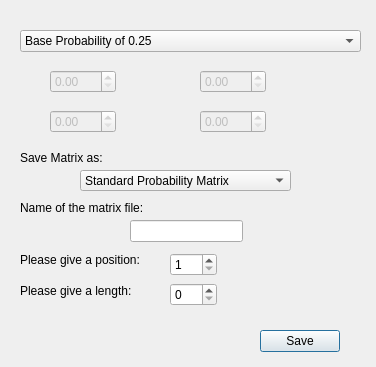
The window that src/askBaseProbability.ui (TaronSilver/genom) describes before a commit, drawn with Qt 5.
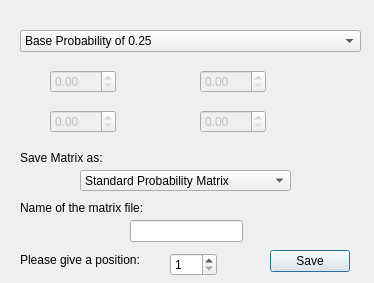
The same window after the commit.

What changed in the file:
```diff
--- a/src/askBaseProbability.ui
+++ b/src/askBaseProbability.ui
@@ -6,8 +6,8 @@
    <rect>
     <x>0</x>
     <y>0</y>
-    <width>376</width>
-    <height>367</height>
+    <width>374</width>
+    <height>283</height>
    </rect>
   </property>
   <property name="windowTitle">
@@ -159,8 +159,8 @@
   <widget class="QPushButton" name="buttonSave">
    <property name="geometry">
     <rect>
-     <x>260</x>
-     <y>330</y>
+     <x>270</x>
+     <y>250</y>
      <width>80</width>
      <height>22</height>
     </rect>
```
